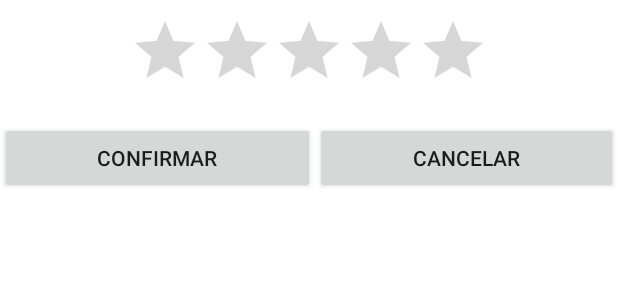
After one commit to LucasMAlbano/tccSearchDrink, an Android app: the layout dialog_dar_nota.xml on its own in the app's theme, with its tools: preview values and no code run, on a phone screen of 412 x 824 dp. The commit adds this screen. Shown: the top 300 px of the screen. Run offline under Robolectric (Android 15) with nearby library versions, the light colour scheme and no system bars.

Commit message:
feito filtros, deixa em aberto a ordencao da lista de filtrados e se colocamos a quantidade da bebida no filtro, inicio criacao para usuario dar nota

```diff
--- /dev/null
+++ b/SearchDrink/app/src/main/res/layout/dialog_dar_nota.xml
@@ -0,0 +1,50 @@
+<?xml version="1.0" encoding="utf-8"?>
+<RelativeLayout xmlns:android="http://schemas.android.com/apk/res/android"
+    android:layout_width="fill_parent"
+    android:layout_height="fill_parent"
+    android:orientation="horizontal"
+    android:background="#FFF">
+
+    <!--<TextView-->
+        <!--android:layout_width="wrap_content"-->
+        <!--android:layout_height="wrap_content"-->
+        <!--android:text="teste"-->
+        <!--android:visibility="visible"-->
+        <!--android:id="@+id/dialog_bebida_id"/>-->
+
+    <RatingBar
+        android:id="@+id/dialog_dar_nota_nota"
+        android:layout_width="wrap_content"
+        android:layout_height="wrap_content"
+        android:layout_centerHorizontal="true"
+        android:max="10"
+        android:numStars="5"
+        android:layout_marginTop="10dp"
+        android:layout_marginLeft="40dp" />
+
+    <LinearLayout
+        android:layout_width="wrap_content"
+        android:layout_height="wrap_content"
+        android:layout_alignParentLeft="true"
+        android:layout_alignParentRight="true"
+        android:layout_below="@+id/dialog_dar_nota_nota"
+        android:orientation="horizontal"
+        android:paddingTop="4dp"
+        android:layout_marginTop="10dp">
+
+        <Button
+            android:id="@+id/dialog_dar_nota_botao_salvar"
+            android:layout_width="wrap_content"
+            android:layout_height="wrap_content"
+            android:layout_weight="1"
+            android:text="Confirmar" />
+
+        <Button
+            android:id="@+id/dialog_dar_nota_botao_cancelar"
+            android:layout_width="wrap_content"
+            android:layout_height="wrap_content"
+            android:layout_weight="1"
+            android:text="Cancelar" />
+    </LinearLayout>
+
+</RelativeLayout>
```
Also changed, not shown: SearchDrink/app/src/main/java/br/com/alura/searchdrink/activity/VisualPerfilBarActivity.java (+52 -1 lines).
